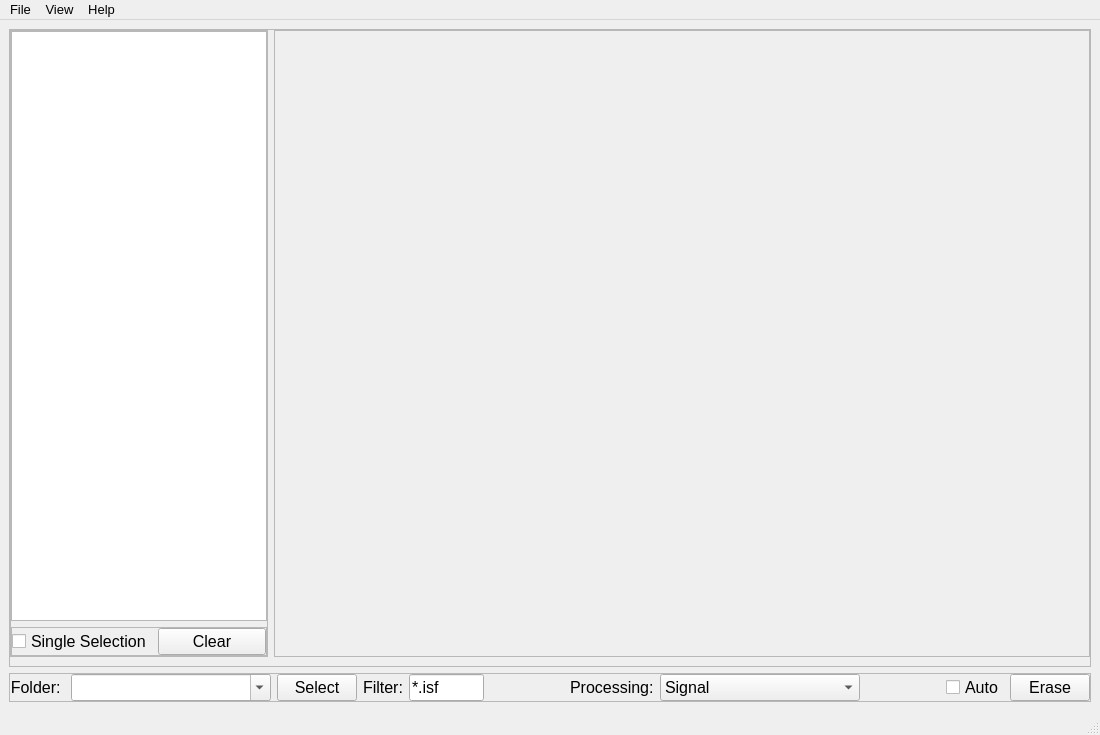
Old version of the form PyTec.ui in the repository salinsalins/Tectronix.
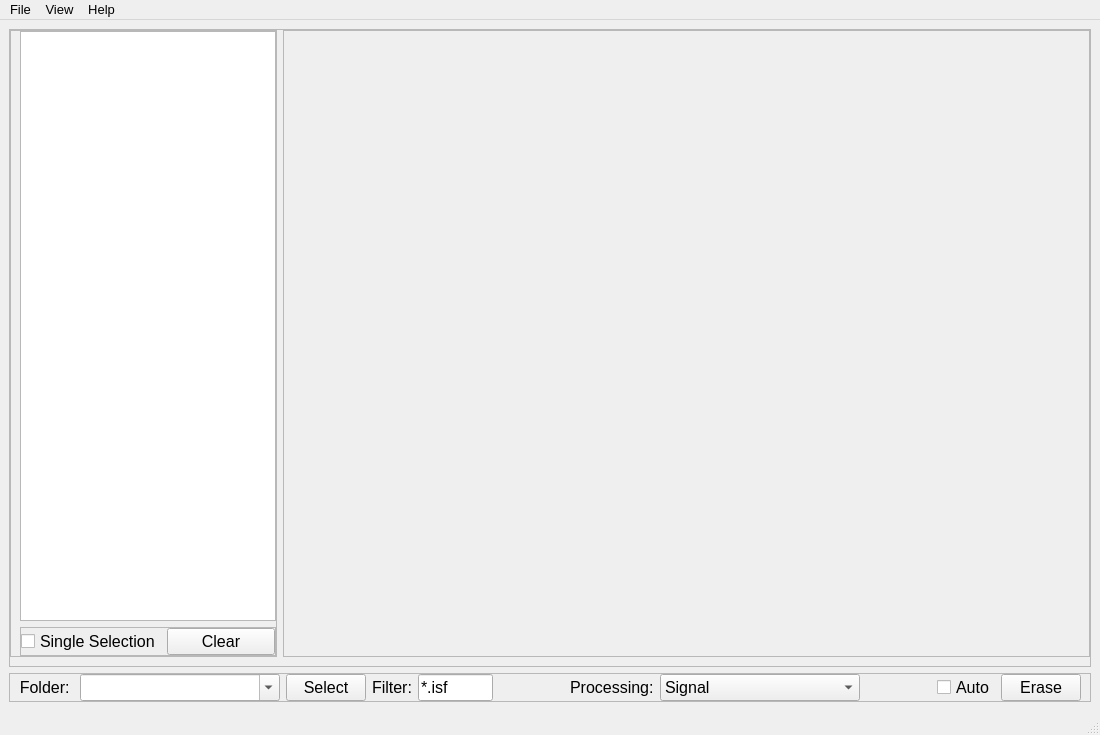
New version of the form.

Patch:
```diff
--- a/PyTec.ui
+++ b/PyTec.ui
@@ -63,7 +63,7 @@
          </property>
          <layout class="QVBoxLayout" name="verticalLayout">
           <property name="leftMargin">
-           <number>0</number>
+           <number>9</number>
           </property>
           <property name="topMargin">
            <number>0</number>
@@ -179,13 +179,13 @@
       </property>
       <layout class="QHBoxLayout" name="horizontalLayout_3">
        <property name="leftMargin">
-        <number>0</number>
+        <number>9</number>
        </property>
        <property name="topMargin">
         <number>0</number>
        </property>
        <property name="rightMargin">
-        <number>0</number>
+        <number>9</number>
        </property>
        <property name="bottomMargin">
         <number>0</number>
```
Left out of the diff: 5 changed lines with no effect on the pictures.
